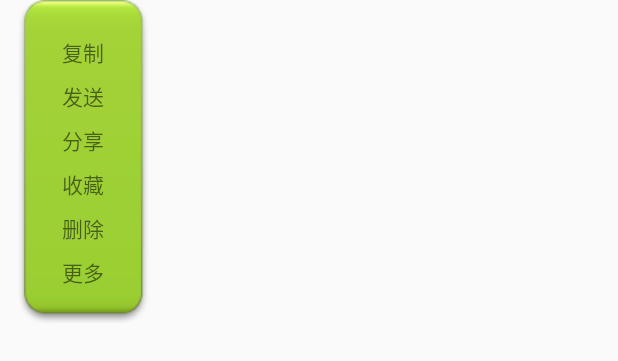
After one commit to cereuz/ZaoChat, an Android app: the layout popupwindow_chat_message_view.xml on its own in the app's theme, with its tools: preview values and no code run, on a phone screen of 412 x 824 dp. The commit adds this screen. Shown: the top 361 px of the screen. Run offline under Robolectric (Android 15) with nearby library versions, the phone set to English and light mode, and no system bars.

Commit message:
11141714   Update

```diff
--- a/app/src/main/res/layout/chat_fragment_a.xml
+++ b/app/src/main/res/layout/chat_fragment_a.xml
@@ -1,5 +1,5 @@
 <?xml version="1.0" encoding="utf-8"?>
-<LinearLayout xmlns:android="http://schemas.android.com/apk/res/android"
+<RelativeLayout xmlns:android="http://schemas.android.com/apk/res/android"
     xmlns:app="http://schemas.android.com/apk/res-auto"
     android:layout_width="match_parent"
     android:layout_height="wrap_content"
@@ -16,6 +16,7 @@
     <LinearLayout
         android:layout_width="wrap_content"
         android:layout_height="wrap_content"
+        android:layout_toEndOf="@+id/civ_bubble_user_icon"
         android:orientation="vertical">
 
         <LinearLayout
@@ -80,4 +81,4 @@
 
 
 
-</LinearLayout>
+</RelativeLayout>
--- a/app/src/main/res/layout/chat_fragment_b.xml
+++ b/app/src/main/res/layout/chat_fragment_b.xml
@@ -9,8 +9,7 @@
         android:id="@+id/civ_bubble_user_icon"
         android:layout_width="48dp"
         android:layout_height="48dp"
-        android:layout_alignParentRight="true"
-        android:layout_centerVertical="true"
+        android:layout_alignParentEnd="true"
         android:src="@drawable/header"
         app:border_color="#E0E0E0"
         app:border_width="2dp" />
@@ -19,7 +18,7 @@
         android:layout_width="wrap_content"
         android:layout_height="wrap_content"
         android:layout_centerVertical="true"
-        android:layout_toLeftOf="@+id/civ_bubble_user_icon"
+        android:layout_toStartOf="@+id/civ_bubble_user_icon"
         android:orientation="vertical">
 
         <RelativeLayout
--- /dev/null
+++ b/app/src/main/res/layout/popupwindow_chat_message_view.xml
@@ -0,0 +1,95 @@
+<?xml version="1.0" encoding="utf-8"?>
+<android.support.constraint.ConstraintLayout
+    android:id="@+id/cl_view"
+    xmlns:android="http://schemas.android.com/apk/res/android"
+    xmlns:app="http://schemas.android.com/apk/res-auto"
+    xmlns:tools="http://schemas.android.com/tools"
+    android:layout_width="wrap_content"
+    android:layout_height="wrap_content"
+    android:background="@drawable/back_all">
+
+    <TextView
+        android:id="@+id/tv_file_open"
+        android:layout_width="wrap_content"
+        android:layout_height="wrap_content"
+        android:layout_marginStart="8dp"
+        android:layout_marginTop="8dp"
+        android:layout_marginEnd="8dp"
+        android:clickable="true"
+        android:focusable="true"
+        android:text="@string/copy"
+        app:layout_constraintEnd_toEndOf="parent"
+        app:layout_constraintStart_toStartOf="parent"
+        app:layout_constraintTop_toTopOf="parent" />
+
+    <TextView
+        android:id="@+id/tv_send"
+        android:layout_width="wrap_content"
+        android:layout_height="wrap_content"
+        android:layout_marginTop="8dp"
+        android:clickable="true"
+        android:focusable="true"
+        android:text="@string/send"
+        app:layout_constraintEnd_toEndOf="parent"
+        app:layout_constraintStart_toStartOf="parent"
+        app:layout_constraintTop_toBottomOf="@+id/tv_file_open" />
+
+    <TextView
+        android:id="@+id/tv_share"
+        android:layout_width="wrap_content"
+        android:layout_height="wrap_content"
+        android:layout_marginStart="8dp"
+        android:layout_marginTop="8dp"
+        android:layout_marginEnd="8dp"
+        android:clickable="true"
+        android:focusable="true"
+        android:text="@string/share"
+        app:layout_constraintEnd_toEndOf="parent"
+        app:layout_constraintHorizontal_bias="0.0"
+        app:layout_constraintStart_toStartOf="parent"
+        app:layout_constraintTop_toBottomOf="@+id/tv_send" />
+
+    <TextView
+        android:id="@+id/tv_store"
+        android:layout_width="wrap_content"
+        android:layout_height="wrap_content"
+        android:layout_marginStart="8dp"
+        android:layout_marginTop="8dp"
+        android:layout_marginEnd="8dp"
+        android:clickable="true"
+        android:focusable="true"
+        android:text="@string/store"
+        app:layout_constraintEnd_toEndOf="parent"
+        app:layout_constraintHorizontal_bias="0.0"
+        app:layout_constraintStart_toStartOf="parent"
+        app:layout_constraintTop_toBottomOf="@+id/tv_share" />
+
+    <TextView
+        android:id="@+id/tv_delete"
+        android:layout_width="wrap_content"
+        android:layout_height="wrap_content"
+        android:layout_marginStart="8dp"
+        android:layout_marginTop="8dp"
+        android:layout_marginEnd="8dp"
+        android:clickable="true"
+        android:focusable="true"
+        android:text="@string/delete"
+        app:layout_constraintEnd_toEndOf="parent"
+        app:layout_constraintStart_toStartOf="parent"
+        app:layout_constraintTop_toBottomOf="@+id/tv_store" />
+
+    <TextView
+        android:id="@+id/tv_more"
+        android:layout_width="wrap_content"
+        android:layout_height="wrap_content"
+        android:layout_marginStart="8dp"
+        android:layout_marginTop="8dp"
+        android:layout_marginEnd="8dp"
+        android:clickable="true"
+        android:focusable="true"
+        android:text="@string/more"
+        app:layout_constraintEnd_toEndOf="parent"
+        app:layout_constraintHorizontal_bias="0.0"
+        app:layout_constraintStart_toStartOf="parent"
+        app:layout_constraintTop_toBottomOf="@+id/tv_delete" />
+</android.support.constraint.ConstraintLayout>
--- a/app/src/main/res/layout/popupwindow_appmanager_view.xml
+++ b/app/src/main/res/layout/popupwindow_file_receive_view.xml
@@ -9,7 +9,7 @@
     android:background="@drawable/back_all">
 
     <TextView
-        android:id="@+id/tv_copy"
+        android:id="@+id/tv_file_open"
         android:layout_width="wrap_content"
         android:layout_height="wrap_content"
         android:layout_marginStart="8dp"
@@ -17,7 +17,7 @@
         android:layout_marginEnd="8dp"
         android:clickable="true"
         android:focusable="true"
-        android:text="@string/copy"
+        android:text="@string/open"
         app:layout_constraintEnd_toEndOf="parent"
         app:layout_constraintStart_toStartOf="parent"
         app:layout_constraintTop_toTopOf="parent" />
@@ -32,7 +32,7 @@
         android:text="@string/send"
         app:layout_constraintEnd_toEndOf="parent"
         app:layout_constraintStart_toStartOf="parent"
-        app:layout_constraintTop_toBottomOf="@+id/tv_copy" />
+        app:layout_constraintTop_toBottomOf="@+id/tv_file_open" />
 
     <TextView
         android:id="@+id/tv_share"
--- a/app/src/main/res/values/strings.xml
+++ b/app/src/main/res/values/strings.xml
@@ -19,6 +19,7 @@
     <string name="store">收藏</string>
     <string name="delete">删除</string>
     <string name="more">更多</string>
+    <string name="open">打开</string>
 
     <string name="note_name">名称</string>
     <string name="note_password">密码</string>
```
Also changed, not shown: app/src/main/java/com/zao/zaochat/Socket/SocketClient.java (+4 -6 lines), app/src/main/java/com/zao/zaochat/activity/ChatRoomActivity.java (+7 -7 lines), app/src/main/java/com/zao/zaochat/activity/FileActivity.java (added, +208 -0 lines), app/src/main/java/com/zao/zaochat/utils/ScreenUtils.java (+7 -7 lines), app/src/main/res/drawable/back.9.png, app/src/main/res/drawable/back_all.9.png (added).
